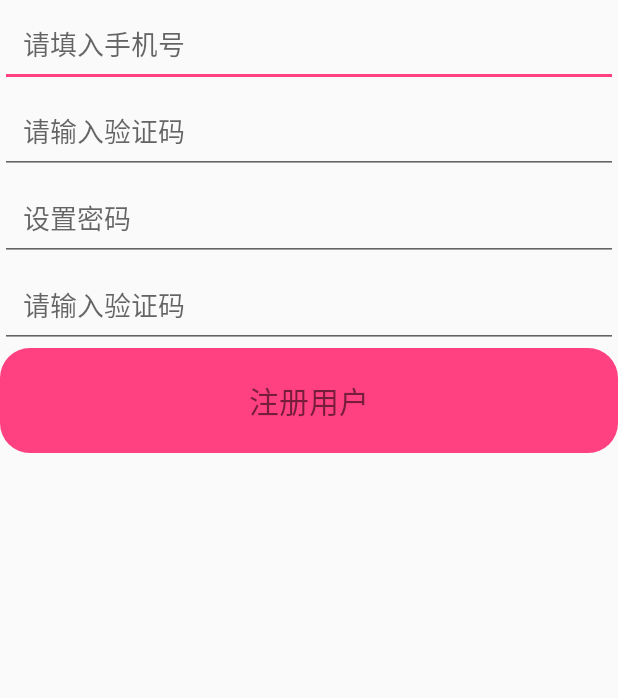
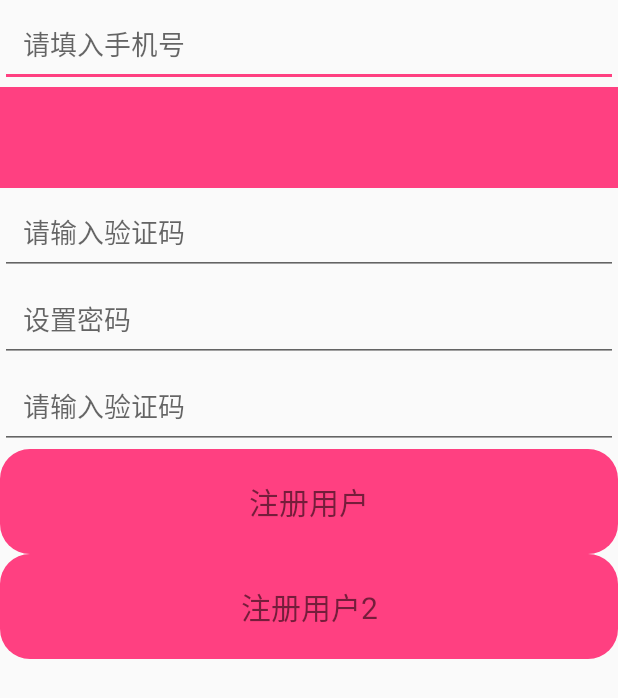
Before and after one commit to rosaemperor/MyApplication, an Android app: the ReginstActivity screen opened directly, with no data from a screen before it, after a tap on "注册用户", on a phone screen of 412 x 824 dp. Shown: the top 698 px of the screen. Run offline under Robolectric (Android 15) with nearby library versions, the phone set to English and light mode, and no system bars; our stand-ins replace data binding; libraries missing offline, so code that uses them is left out: .

Commit message:
Rejected commit: Default

```diff
--- a/app/build.gradle
+++ b/app/build.gradle
@@ -39,4 +39,5 @@ dependencies {
     compile 'com.google.code.gson:gson:2.8.1'
     compile 'com.squareup.okhttp3:okhttp:3.8.1'
     compile 'com.squareup.retrofit2:converter-gson:2.3.0'
+    compile 'com.squareup.okhttp3:logging-interceptor:3.8.1'
 }
--- a/app/src/main/java/com/myapplication/Interface/APIHelp.java
+++ b/app/src/main/java/com/myapplication/Interface/APIHelp.java
@@ -2,9 +2,12 @@ package com.myapplication.Interface;
 
 import com.myapplication.bean.LoginBean;
 
+import java.util.HashMap;
+
 import retrofit2.Call;
 import retrofit2.http.Body;
 import retrofit2.http.Field;
+import retrofit2.http.FieldMap;
 import retrofit2.http.FormUrlEncoded;
 import retrofit2.http.POST;
 
@@ -17,6 +20,9 @@ public interface APIHelp {
     @FormUrlEncoded
     @POST("api/v1/auth?terminal="+terminal)
     Call<LoginBean> getLoginString(@Field("username") String username, @Field("password") String s1);
+    @FormUrlEncoded
+    @POST("api/v1/auth?terminal="+terminal)
+    Call<LoginBean> getLoginString(@FieldMap HashMap<String,String> Map);
     @POST("api/v1/users")
     Call<LoginBean> reginst(@Body String username,@Body String password,
                             @Body String referral,@Body String terminal,
--- a/app/src/main/java/com/myapplication/ReginstActivity.java
+++ b/app/src/main/java/com/myapplication/ReginstActivity.java
@@ -44,8 +44,7 @@ public class ReginstActivity extends AppCompatActivity implements View.OnClickLi
     }
 
     private void reginst() {
-        RetrofitUtils.getInstance().getHelp().getLoginString("15936562980","333333").enqueue(new
-                                                                                                       Callback<LoginBean>(){
+        RetrofitUtils.getInstance().getHelp().getLoginString("15936562980","333333").enqueue(new Callback<LoginBean>(){
             @Override
             public void onResponse(Call<LoginBean> call, Response<LoginBean> response) {
                      if(response.code()==200){
--- a/app/src/main/java/com/myapplication/http/RetrofitUtils.java
+++ b/app/src/main/java/com/myapplication/http/RetrofitUtils.java
@@ -3,6 +3,7 @@ package com.myapplication.http;
 import com.myapplication.Interface.APIHelp;
 
 import okhttp3.OkHttpClient;
+import okhttp3.logging.HttpLoggingInterceptor;
 import retrofit2.Retrofit;
 import retrofit2.converter.gson.GsonConverterFactory;
 
@@ -13,16 +14,22 @@ import retrofit2.converter.gson.GsonConverterFactory;
 public class RetrofitUtils {
     private Retrofit retrofit;
     private APIHelp OkHelp;
+    private OkHttpClient client;
+    private HttpLoggingInterceptor loggingInterceptor;
     private static final RetrofitUtils utils = new RetrofitUtils();
     private RetrofitUtils(){
         init();
     }
 
     private void init() {
+        loggingInterceptor=new HttpLoggingInterceptor();
+        loggingInterceptor.setLevel(HttpLoggingInterceptor.Level.BODY);
+        client=new OkHttpClient.Builder().addInterceptor(loggingInterceptor).build();
+//        client.interceptors().add(loggingInterceptor);
         retrofit=new Retrofit.Builder()
                 .baseUrl( "http://api.ih2ome.cn/")
                 .addConverterFactory(GsonConverterFactory.create())
-                .client(new OkHttpClient())
+                .client(client)
                 .build();
         OkHelp=retrofit.create(APIHelp.class);
 
--- a/app/src/main/java/com/myapplication/viewModel/ReginstViewModel.java
+++ b/app/src/main/java/com/myapplication/viewModel/ReginstViewModel.java
@@ -1,12 +1,19 @@
 package com.myapplication.viewModel;
 
 import android.content.Context;
-import android.util.Log;
 import android.view.View;
 import android.widget.Toast;
 
 import com.myapplication.R;
+import com.myapplication.bean.LoginBean;
 import com.myapplication.bean.ReginstMessageBean;
+import com.myapplication.http.RetrofitUtils;
+
+import java.util.HashMap;
+
+import retrofit2.Call;
+import retrofit2.Callback;
+import retrofit2.Response;
 
 /**
  * Created by Administrator on 2017/8/28.
@@ -41,12 +48,47 @@ public class ReginstViewModel implements View.OnClickListener{
                 reginst();
 
                 break;
+            case R.id.event_send2:
+                reginst2();
+                break;
         }
     }
 
+    private void reginst2() {
+        HashMap<String,String> map=new HashMap<>();
+        map.put("username","15936562980");
+        map.put("password","333333");
+        RetrofitUtils.getInstance().getHelp().getLoginString(map).enqueue(new Callback<LoginBean>(){
+            @Override
+            public void onResponse(Call<LoginBean> call, Response<LoginBean> response) {
+                if(response.code()==200){
+                    Toast.makeText(context,"200"+""+response.body().getOperate_mode(),Toast.LENGTH_LONG).show();
+                }
+            }
+
+            @Override
+            public void onFailure(Call<LoginBean> call, Throwable t) {
+
+            }
+        });
+    }
+
     private void reginst() {
-        Log.d("AA","reginst"+message.getPhone());
-        Toast.makeText(context,"reginst"+message.getPhone(),Toast.LENGTH_LONG).show();
+//        Log.d("AA","reginst"+message.getPhone());
+//        Toast.makeText(context,"reginst"+message.getPhone(),Toast.LENGTH_LONG).show();
+        RetrofitUtils.getInstance().getHelp().getLoginString("15936562980","333333").enqueue(new Callback<LoginBean>(){
+            @Override
+            public void onResponse(Call<LoginBean> call, Response<LoginBean> response) {
+                if(response.code()==200){
+                    Toast.makeText(context,"200",Toast.LENGTH_LONG).show();
+                }
+            }
+
+            @Override
+            public void onFailure(Call<LoginBean> call, Throwable t) {
+
+            }
+        });
     }
 
 
--- a/app/src/main/res/layout/layout_reginst_activity.xml
+++ b/app/src/main/res/layout/layout_reginst_activity.xml
@@ -17,6 +17,15 @@
             android:padding="15dp"
             android:hint="请填入手机号"
             android:text="@={event.message.phone}"
+            android:layout_height="wrap_content"/>
+        <TextView
+            android:layout_width="match_parent"
+            android:padding="20dp"
+            android:background="@color/colorAccent"
+
+            android:text="@{event.message.phone}"
+            android:textSize="20sp"
+            android:gravity="center"
             android:layout_height="wrap_content"/>
         <EditText
             android:layout_width="match_parent"
@@ -48,5 +57,15 @@
             android:textSize="20sp"
             android:gravity="center"
             android:layout_height="wrap_content"/>
+        <TextView
+            android:layout_width="match_parent"
+            android:padding="20dp"
+            android:id="@+id/event_send2"
+            android:background="@drawable/shape_round_conner"
+            android:text="注册用户2"
+            android:onClick="@{event}"
+            android:textSize="20sp"
+            android:gravity="center"
+            android:layout_height="wrap_content"/>
 
     </LinearLayout></layout>
```
